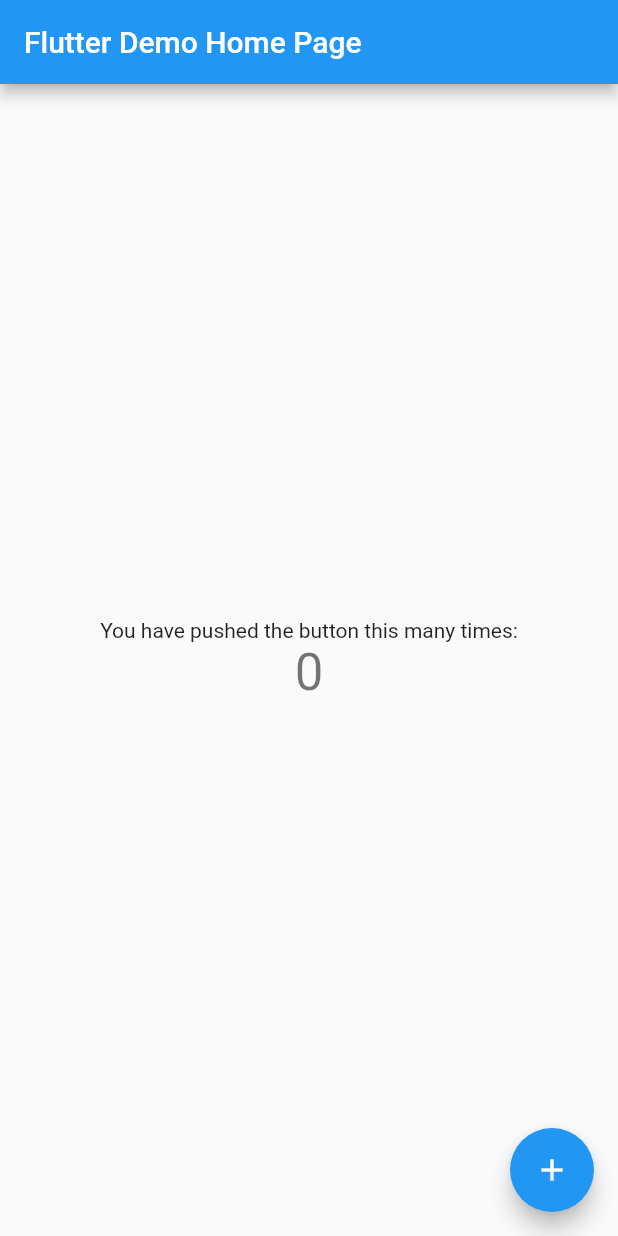
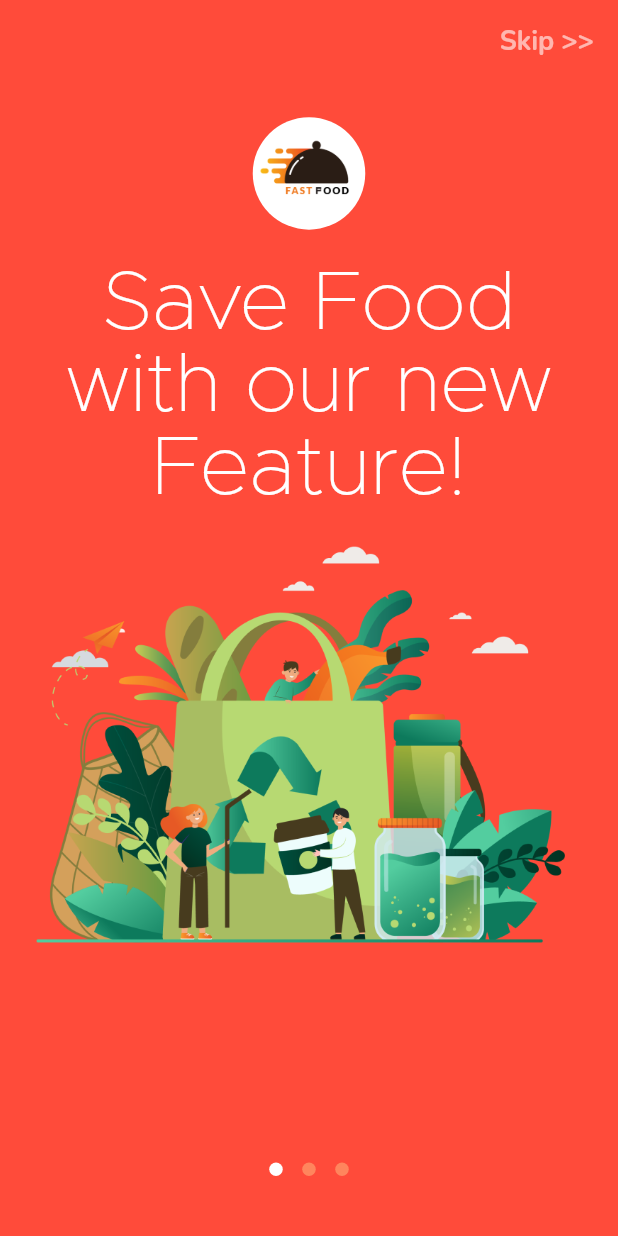
Before and after one commit to Doomzy/food_delivery_app-flutterUI, a Flutter app: the screen it shows after launch, on a phone screen of 412 x 824 dp. Run offline on Flutter 3.47's test engine with Material 2 defaults, Android fonts, the phone set to English and light mode, and no system bars; drawn by our look-alikes of smooth_page_indicator; our stand-ins replace shared_preferences.

Commit message:
1 Created the onboarding cards and handled its events

```diff
--- a/lib/main.dart
+++ b/lib/main.dart
@@ -1,115 +1,25 @@
 import 'package:flutter/material.dart';
+import 'package:food_delivery_app/shared/shared_pref/shared_pref.dart';
 
-void main() {
-  runApp(const MyApp());
-}
+import 'screens/home/home_screen.dart';
+import 'screens/layout/layout.dart';
+import 'screens/onboarding/onboarding_screen.dart';
 
-class MyApp extends StatelessWidget {
-  const MyApp({Key? key}) : super(key: key);
+Future<void> main() async {
+  WidgetsFlutterBinding.ensureInitialized();
+  await CacheHandler.init();
+  Widget startingWidget;
+  dynamic onBoarding = CacheHandler.getPref(key: 'onBoarding');
 
-  // This widget is the root of your application.
-  @override
-  Widget build(BuildContext context) {
-    return MaterialApp(
-      title: 'Flutter Demo',
-      theme: ThemeData(
-        // This is the theme of your application.
-        //
-        // Try running your application with "flutter run". You'll see the
-        // application has a blue toolbar. Then, without quitting the app, try
-        // changing the primarySwatch below to Colors.green and then invoke
-        // "hot reload" (press "r" in the console where you ran "flutter run",
-        // or simply save your changes to "hot reload" in a Flutter IDE).
-        // Notice that the counter didn't reset back to zero; the application
-        // is not restarted.
-        primarySwatch: Colors.blue,
-      ),
-      home: const MyHomePage(title: 'Flutter Demo Home Page'),
-    );
-  }
-}
-
-class MyHomePage extends StatefulWidget {
-  const MyHomePage({Key? key, required this.title}) : super(key: key);
-
-  // This widget is the home page of your application. It is stateful, meaning
-  // that it has a State object (defined below) that contains fields that affect
-  // how it looks.
-
-  // This class is the configuration for the state. It holds the values (in this
-  // case the title) provided by the parent (in this case the App widget) and
-  // used by the build method of the State. Fields in a Widget subclass are
-  // always marked "final".
-
-  final String title;
-
-  @override
-  State<MyHomePage> createState() => _MyHomePageState();
-}
-
-class _MyHomePageState extends State<MyHomePage> {
-  int _counter = 0;
-
-  void _incrementCounter() {
-    setState(() {
-      // This call to setState tells the Flutter framework that something has
-      // changed in this State, which causes it to rerun the build method below
-      // so that the display can reflect the updated values. If we changed
-      // _counter without calling setState(), then the build method would not be
-      // called again, and so nothing would appear to happen.
-      _counter++;
-    });
+  if (onBoarding != null) {
+    startingWidget = HomeScreen();
+  } else {
+    startingWidget = OnboardingScreen();
   }
 
-  @override
-  Widget build(BuildContext context) {
-    // This method is rerun every time setState is called, for instance as done
-    // by the _incrementCounter method above.
-    //
-    // The Flutter framework has been optimized to make rerunning build methods
-    // fast, so that you can just rebuild anything that needs updating rather
-    // than having to individually change instances of widgets.
-    return Scaffold(
-      appBar: AppBar(
-        // Here we take the value from the MyHomePage object that was created by
-        // the App.build method, and use it to set our appbar title.
-        title: Text(widget.title),
-      ),
-      body: Center(
-        // Center is a layout widget. It takes a single child and positions it
-        // in the middle of the parent.
-        child: Column(
-          // Column is also a layout widget. It takes a list of children and
-          // arranges them vertically. By default, it sizes itself to fit its
-          // children horizontally, and tries to be as tall as its parent.
-          //
-          // Invoke "debug painting" (press "p" in the console, choose the
-          // "Toggle Debug Paint" action from the Flutter Inspector in Android
-          // Studio, or the "Toggle Debug Paint" command in Visual Studio Code)
-          // to see the wireframe for each widget.
-          //
-          // Column has various properties to control how it sizes itself and
-          // how it positions its children. Here we use mainAxisAlignment to
-          // center the children vertically; the main axis here is the vertical
-          // axis because Columns are vertical (the cross axis would be
-          // horizontal).
-          mainAxisAlignment: MainAxisAlignment.center,
-          children: <Widget>[
-            const Text(
-              'You have pushed the button this many times:',
-            ),
-            Text(
-              '$_counter',
-              style: Theme.of(context).textTheme.headline4,
-            ),
-          ],
-        ),
-      ),
-      floatingActionButton: FloatingActionButton(
-        onPressed: _incrementCounter,
-        tooltip: 'Increment',
-        child: const Icon(Icons.add),
-      ), // This trailing comma makes auto-formatting nicer for build methods.
-    );
-  }
+  runApp(
+    Layout(
+      startingWidget: startingWidget,
+    ),
+  );
 }
--- a/lib/providers/main_provider.dart
+++ b/lib/providers/main_provider.dart
@@ -0,0 +1,19 @@
+import 'package:flutter/cupertino.dart';
+import 'package:food_delivery_app/screens/home/home_screen.dart';
+import 'package:food_delivery_app/shared/shared_pref/shared_pref.dart';
+import 'package:food_delivery_app/shared/utils/utils.dart';
+
+class MainProvider extends ChangeNotifier {
+  bool lastOnBoarding = false;
+
+  void onBoardingStatus(b) {
+    lastOnBoarding = b;
+    notifyListeners();
+  }
+
+  void finishOnBoarding(context) {
+    CacheHandler.savePref(key: 'onBoarding', value: true);
+    navigateToAndRemove(context: context, destination: HomeScreen());
+    notifyListeners();
+  }
+}
--- /dev/null
+++ b/lib/screens/home/home_screen.dart
@@ -0,0 +1,13 @@
+import 'package:flutter/material.dart';
+
+class HomeScreen extends StatelessWidget {
+  @override
+  Widget build(BuildContext context) {
+    return Scaffold(
+      appBar: AppBar(),
+      body: Center(
+        child: Text('Home'),
+      ),
+    );
+  }
+}
--- a/lib/screens/layout/layout.dart
+++ b/lib/screens/layout/layout.dart
@@ -0,0 +1,26 @@
+import 'package:flutter/cupertino.dart';
+import 'package:flutter/material.dart';
+import 'package:food_delivery_app/providers/main_provider.dart';
+import 'package:food_delivery_app/shared/styles/themes.dart';
+import 'package:provider/provider.dart';
+
+class Layout extends StatelessWidget {
+  Widget startingWidget;
+
+  Layout({required this.startingWidget});
+  @override
+  Widget build(BuildContext context) {
+    return MultiProvider(
+      providers: [
+        ChangeNotifierProvider<MainProvider>(
+          create: (context) => MainProvider(),
+        ),
+      ],
+      child: MaterialApp(
+        debugShowCheckedModeBanner: false,
+        theme: defaultTheme,
+        home: startingWidget,
+      ),
+    );
+  }
+}
--- /dev/null
+++ b/lib/screens/onboarding/onboarding_screen.dart
@@ -0,0 +1,132 @@
+import 'package:flutter/material.dart';
+import 'package:food_delivery_app/providers/main_provider.dart';
+import 'package:food_delivery_app/shared/components/components.dart';
+import 'package:provider/provider.dart';
+import 'package:smooth_page_indicator/smooth_page_indicator.dart';
+
+class OnBoardingCard {
+  String content;
+  String img;
+  OnBoardingCard({
+    required this.content,
+    required this.img,
+  });
+}
+
+class OnboardingScreen extends StatelessWidget {
+  var pageController = PageController();
+
+  List<OnBoardingCard> onboardingList = [
+    OnBoardingCard(
+      content: 'Save Food with our new Feature!',
+      img: 'img1.png',
+    ),
+    OnBoardingCard(
+      content: 'Set preferences for multiple users from various restaurants!',
+      img: 'img2.png',
+    ),
+    OnBoardingCard(
+      content: 'Fast, rescued food at your service.',
+      img: 'img3.png',
+    ),
+  ];
+
+  @override
+  Widget build(BuildContext context) {
+    return Consumer<MainProvider>(
+      builder: (context, mp, child) => Scaffold(
+        backgroundColor: const Color.fromRGBO(255, 75, 58, 1),
+        appBar: AppBar(
+          backgroundColor: const Color.fromRGBO(255, 255, 255, 0),
+          elevation: 0,
+          actions: [
+            MaterialButton(
+              onPressed: () => mp.finishOnBoarding(context),
+              child: const Text(
+                'Skip >>',
+                style: TextStyle(
+                  fontSize: 18,
+                  color: Color.fromRGBO(255, 255, 255, 0.6),
+                  fontFamily: 'Nunito',
+                  fontWeight: FontWeight.w600,
+                ),
+              ),
+            ),
+          ],
+        ),
+        body: Container(
+          width: double.infinity,
+          padding: EdgeInsets.symmetric(horizontal: 15, vertical: 10),
+          child: Column(
+            children: [
+              circleLogo(),
+              SizedBox(height: 10),
+              Expanded(
+                child: PageView.builder(
+                  onPageChanged: (i) {
+                    if (i == onboardingList.length - 1) {
+                      mp.onBoardingStatus(true);
+                    } else {
+                      mp.onBoardingStatus(false);
+                    }
+                  },
+                  physics: BouncingScrollPhysics(),
+                  controller: pageController,
+                  itemBuilder: (context, i) => onBoardingSlide(
+                      content: onboardingList[i].content,
+                      img: onboardingList[i].img),
+                  itemCount: onboardingList.length,
+                ),
+              ),
+              Container(
+                padding: const EdgeInsetsDirectional.only(
+                  start: 50,
+                  end: 50,
+                  top: 10,
+                  bottom: 30,
+                ),
+                child: Visibility(
+                  visible: mp.lastOnBoarding,
+                  replacement: SmoothPageIndicator(
+                    controller: pageController,
+                    count: onboardingList.length,
+                    effect: const WormEffect(
+                      dotColor: Color.fromRGBO(255, 133, 93, 1),
+                      activeDotColor: Colors.white,
+                      spacing: 13,
+                      dotHeight: 9,
+                      dotWidth: 9,
+                    ),
+                  ),
+                  child: customButton(
+                    text: 'Get started!',
+                    onPressed: () => mp.finishOnBoarding(context),
+                  ),
+                ),
+              ),
+            ],
+          ),
+        ),
+      ),
+    );
+  }
+
+  Widget onBoardingSlide({required String content, required img}) => Column(
+        children: [
+          Text(
+            content,
+            textAlign: TextAlign.center,
+            style: TextStyle(
+              color: Colors.white,
+              fontFamily: 'Metropolis',
+              fontSize: content.split(' ').length <= 6 ? 55 : 40,
+            ),
+          ),
+          Image.asset(
+            'assets/onboarding/$img',
+            height: 300,
+          ),
+          const Spacer()
+        ],
+      );
+}
--- a/lib/shared/components/components.dart
+++ b/lib/shared/components/components.dart
@@ -0,0 +1,39 @@
+import 'package:flutter/material.dart';
+
+Widget circleLogo() => Stack(
+      alignment: AlignmentDirectional.center,
+      children: [
+        Container(
+          width: 75,
+          height: 75,
+          decoration: BoxDecoration(
+            color: Colors.white,
+            borderRadius: BorderRadius.circular(200),
+          ),
+        ),
+        Image.asset(
+          'assets/logo/logo.png',
+          width: 100,
+        ),
+      ],
+    );
+Widget customButton({
+  required text,
+  required VoidCallback onPressed,
+  bgColor = Colors.white,
+  textColor = const Color.fromRGBO(255, 70, 10, 1),
+}) =>
+    MaterialButton(
+      color: bgColor,
+      textColor: textColor,
+      height: 70,
+      minWidth: double.infinity,
+      child: Text(
+        text,
+        style: const TextStyle(fontSize: 17, fontWeight: FontWeight.w700),
+      ),
+      shape: RoundedRectangleBorder(
+        borderRadius: BorderRadius.circular(30),
+      ),
+      onPressed: onPressed,
+    );
--- a/lib/shared/shared_pref/shared_pref.dart
+++ b/lib/shared/shared_pref/shared_pref.dart
@@ -0,0 +1,31 @@
+import 'package:shared_preferences/shared_preferences.dart';
+
+class CacheHandler {
+  static SharedPreferences? sharedPreferences;
+  static init() async {
+    sharedPreferences = await SharedPreferences.getInstance();
+  }
+
+  static Future<dynamic> savePref({
+    required String key,
+    required dynamic value,
+  }) async {
+    if (value is String) {
+      return await sharedPreferences!.setString(key, value);
+    } else if (value is int) {
+      return await sharedPreferences!.setInt(key, value);
+    } else if (value is bool) {
+      return await sharedPreferences!.setBool(key, value);
+    } else {
+      return await sharedPreferences!.setDouble(key, value);
+    }
+  }
+
+  static dynamic getPref({required String key}) {
+    return sharedPreferences!.get(key);
+  }
+
+  static dynamic deletePref({required String key}) {
+    return sharedPreferences!.remove(key);
+  }
+}
--- a/lib/shared/styles/themes.dart
+++ b/lib/shared/styles/themes.dart
@@ -0,0 +1,3 @@
+import 'package:flutter/material.dart';
+
+ThemeData defaultTheme = ThemeData();
--- /dev/null
+++ b/lib/shared/utils/utils.dart
@@ -0,0 +1,15 @@
+import 'package:flutter/material.dart';
+
+void navigateTo({required context, required Widget destination}) =>
+    Navigator.push(
+      context,
+      MaterialPageRoute(
+        builder: (context) => destination,
+      ),
+    );
+
+void navigateToAndRemove({required context, required Widget destination}) =>
+    Navigator.pushAndRemoveUntil(
+        context,
+        MaterialPageRoute(builder: (context) => destination),
+        (Route<dynamic> route) => false);
```
Also changed, not shown: pubspec.yaml (+23 -17 lines), assets/logo/logo.png (added), assets/onboarding/img1.png (added), assets/onboarding/img2.png (added), assets/onboarding/img3.png (added), fonts/Nunito-Bold.ttf (added), fonts/Nunito-ExtraBold.ttf (added), fonts/Nunito-ExtraLight.ttf (added), fonts/Nunito-Light.ttf (added), fonts/Nunito-Regular.ttf (added), fonts/metropolis.thin.otf (added), pubspec.lock.
